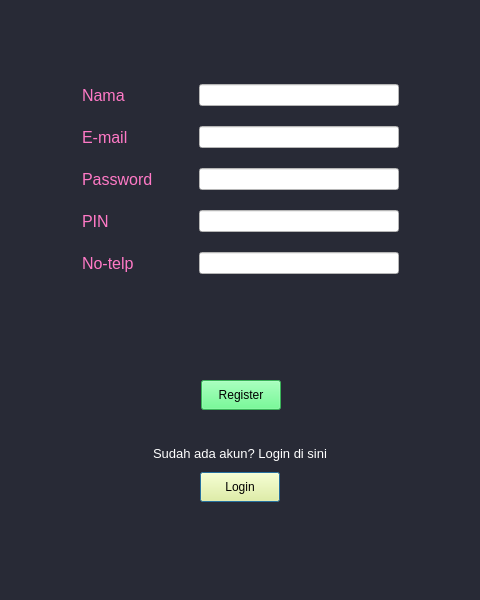
This is src/register.ui in raihanastrada/rpl-sistem-corona as Qt 5 draws it before an edit. The edited form follows.
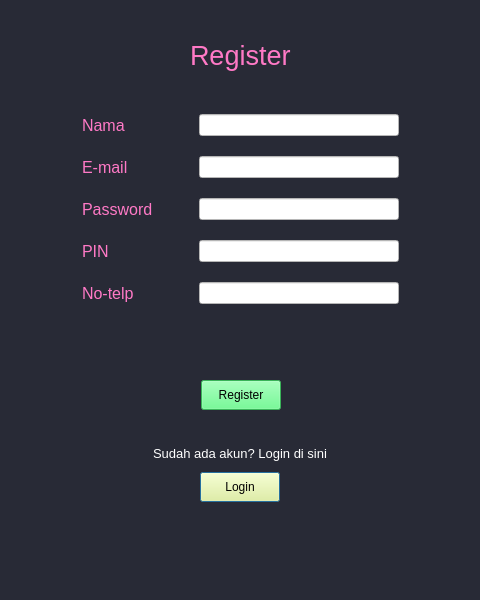
This is the edited form.

Commit message:
mengubah ui login dan register
Mengubah user interface untuk fitur login dan register

What changed in the file:
```diff
--- a/src/register.ui
+++ b/src/register.ui
@@ -251,11 +251,11 @@
     </item>
    </layout>
   </widget>
-  <widget class="QWidget" name="">
+  <widget class="QWidget" name="layoutWidget">
    <property name="geometry">
     <rect>
      <x>0</x>
-     <y>70</y>
+     <y>100</y>
      <width>481</width>
      <height>221</height>
     </rect>
@@ -550,6 +550,60 @@
     </item>
    </layout>
   </widget>
+  <widget class="QWidget" name="layoutWidget_2">
+   <property name="geometry">
+    <rect>
+     <x>0</x>
+     <y>20</y>
+     <width>481</width>
+     <height>71</height>
+    </rect>
+   </property>
+   <layout class="QHBoxLayout" name="horizontalLayout_9">
+    <item>
+     <spacer name="horizontalSpacer_14">
+      <property name="orientation">
+       <enum>Qt::Horizontal</enum>
+      </property>
+      <property name="sizeHint" stdset="0">
+       <size>
+        <width>40</width>
+        <height>20</height>
+       </size>
+      </property>
+     </spacer>
+    </item>
+    <item>
+     <widget class="QLabel" name="label_7">
+      <property name="font">
+       <font>
+        <family>Nirmala UI</family>
+        <pointsize>20</pointsize>
+       </font>
+      </property>
+      <property name="styleSheet">
+       <string notr="true">color: rgb(255, 121, 198)</string>
+      </property>
+      <property name="text">
+       <string>Register</string>
+      </property>
+     </widget>
+    </item>
+    <item>
+     <spacer name="horizontalSpacer_15">
+      <property name="orientation">
+       <enum>Qt::Horizontal</enum>
+      </property>
+      <property name="sizeHint" stdset="0">
+       <size>
+        <width>40</width>
+        <height>20</height>
+       </size>
+      </property>
+     </spacer>
+    </item>
+   </layout>
+  </widget>
  </widget>
  <resources/>
  <connections/>
```
The commit also changes 1 other file.
